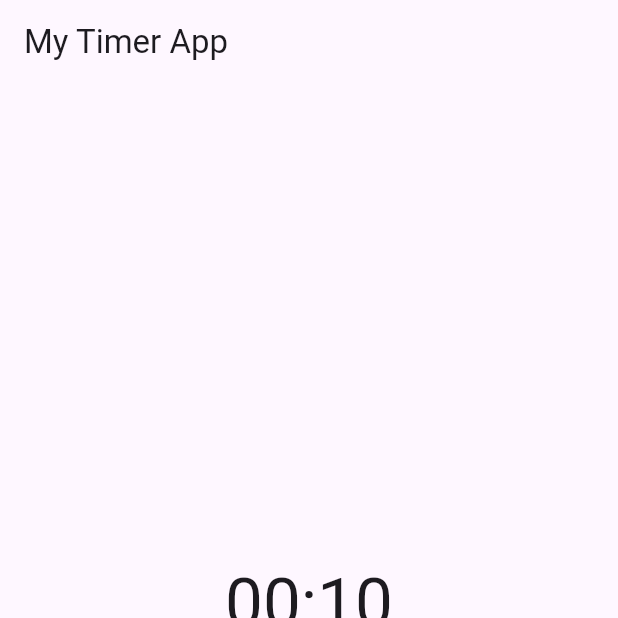
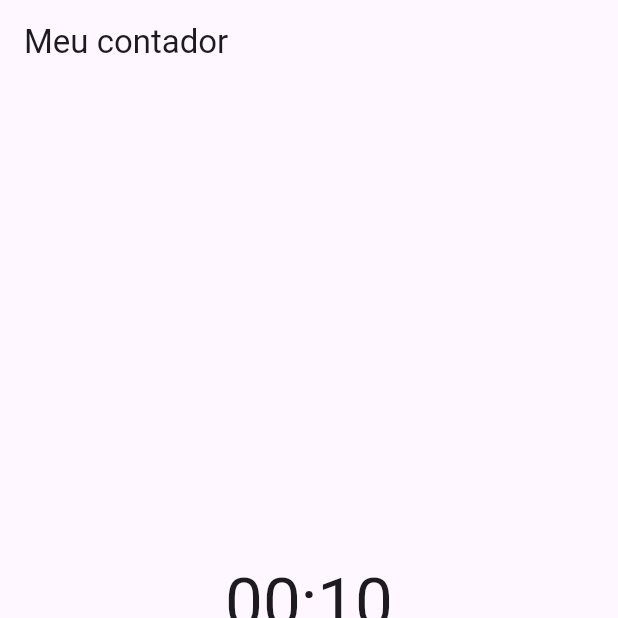
Before and after one commit to cledilsonwisp/simple_state_management, a Flutter app: the screen it shows after launch, on a phone screen of 412 x 824 dp, the top half of it. Run offline on Flutter 3.47's test engine with Material 3 defaults, Android fonts, the phone set to English and light mode, and no system bars; our stand-ins replace get_it, shared_preferences.

Commit message:
[REFACTOR] Atualizado title do app

```diff
--- a/lib/pages/timer_page/time_page.dart
+++ b/lib/pages/timer_page/time_page.dart
@@ -30,7 +30,7 @@ class _TimerPageState extends State<TimerPage> {
   Widget build(BuildContext context) {
     debugPrint('building MyHomePage');
     return Scaffold(
-      appBar: AppBar(title: const Text('My Timer App')),
+      appBar: AppBar(title: const Text('Meu contador')),
       body: const Center(
         child: Column(
           mainAxisAlignment: MainAxisAlignment.center,
```
